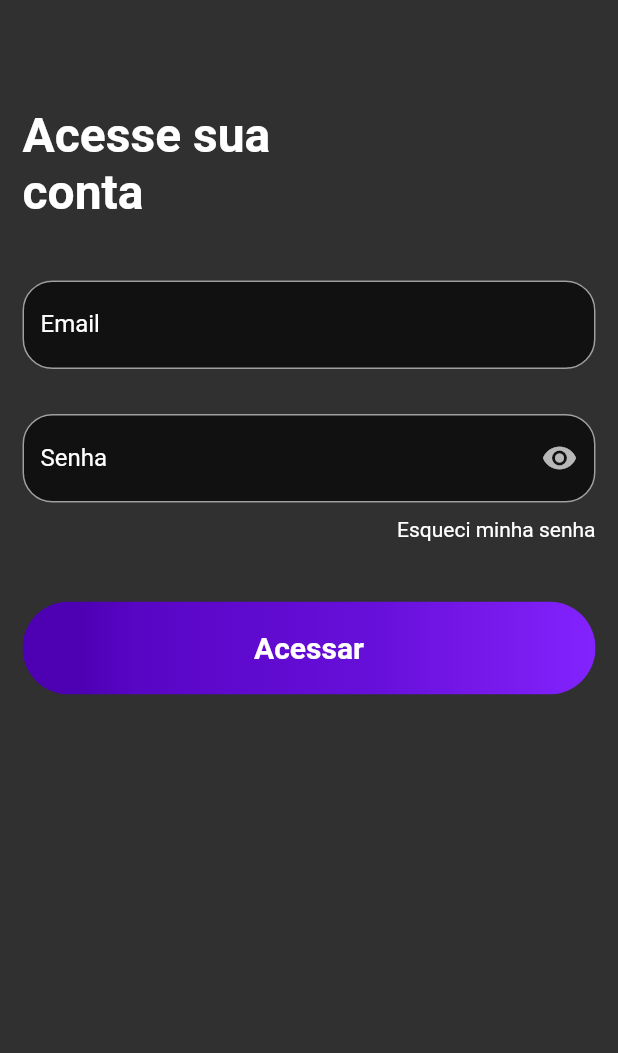
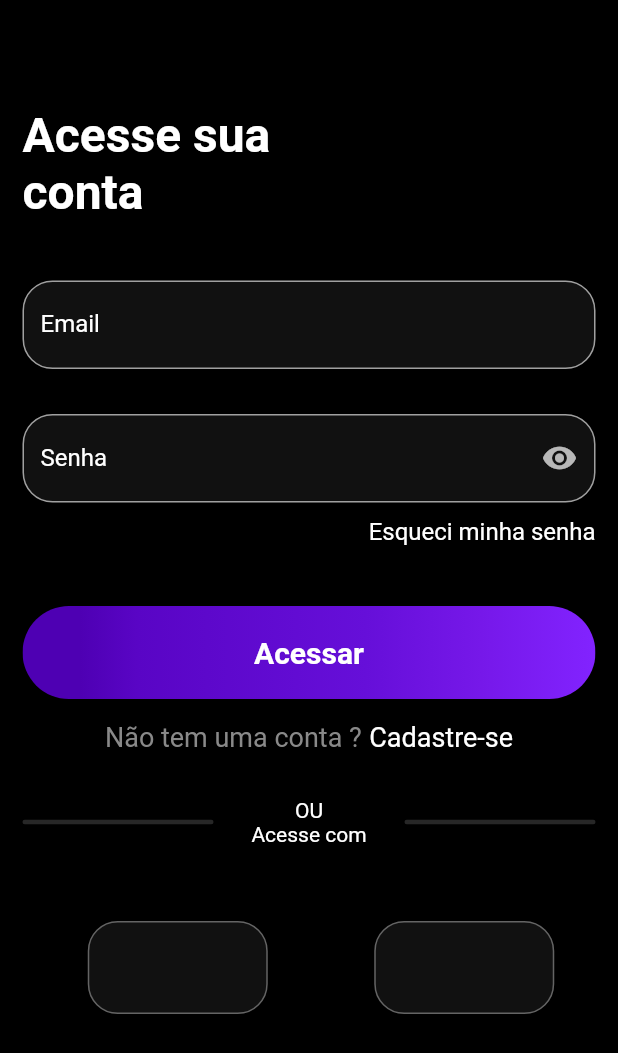
Before and after one commit to paulonrs/FlutterCurso, a Flutter app: the screen it shows after launch, on a phone screen of 412 x 824 dp. Shown: the top 1053 px of the screen. Run offline on Flutter 3.47's test engine with Material 2 defaults, Android fonts, the phone set to English and light mode, and no system bars; Roboto replaces fonts that are missing (Montserrat).

Commit message:
finalization LoginPage scructure

```diff
--- a/lib/ui/components/app.dart
+++ b/lib/ui/components/app.dart
@@ -11,8 +11,8 @@ class MyApp extends StatelessWidget {
       primaryContainer: Color(0xFF3B0F3B),
       secondary: Color(0xFF1E081D),
       secondaryContainer: Color(0xFF808080),
-      surface: Color.fromRGBO(255, 100, 100, 0.0),
-      background: Color(0xFF0F0F0F),
+      surface: Color.fromRGBO(0, 0, 0, 0),
+      background: Color.fromARGB(255, 0, 0, 0),
       error: Color.fromARGB(255, 255, 125, 125),
       onPrimary: Colors.white,
       onSecondary: Colors.white,
@@ -25,6 +25,7 @@ class MyApp extends StatelessWidget {
     return MaterialApp(
       debugShowCheckedModeBanner: false,
       theme: ThemeData(
+        scaffoldBackgroundColor: const Color.fromARGB(255, 0, 0, 0),
         colorScheme: customColorScheme,
         inputDecorationTheme: InputDecorationTheme(
           filled: true,
--- a/lib/ui/pages/login/login_page.dart
+++ b/lib/ui/pages/login/login_page.dart
@@ -54,6 +54,7 @@ class LoginPage extends StatelessWidget {
                     child: Text(
                       'Esqueci minha senha',
                       textAlign: TextAlign.end,
+                      style: TextStyle(fontSize: 16),
                     ),
                   ),
                 ),
@@ -64,6 +65,100 @@ class LoginPage extends StatelessWidget {
                     Navigator.push(context,
                         MaterialPageRoute(builder: (context) => HomePage()))
                   },
+                ),
+                const Padding(
+                  padding: EdgeInsets.only(top: 15.0),
+                  child: Row(
+                    mainAxisAlignment: MainAxisAlignment.center,
+                    children: [
+                      Padding(
+                        padding: EdgeInsets.only(right: 5),
+                        child: Text(
+                          'Não tem uma conta ?',
+                          style: TextStyle(
+                              fontSize: 18,
+                              color: Color.fromARGB(255, 137, 137, 137)),
+                        ),
+                      ),
+                      Text(
+                        'Cadastre-se',
+                        style: TextStyle(
+                            fontWeight: FontWeight.w400, fontSize: 18),
+                      )
+                    ],
+                  ),
+                ),
+                Padding(
+                  padding: const EdgeInsets.only(top: 30.0),
+                  child: Row(
+                    children: [
+                      Expanded(
+                        child: Container(
+                          height: 3,
+                          decoration: ShapeDecoration(
+                            color: const Color.fromARGB(83, 119, 119, 119),
+                            shape: RoundedRectangleBorder(
+                              borderRadius: BorderRadius.circular(10),
+                            ),
+                          ),
+                        ),
+                      ),
+                      const Expanded(
+                        child: Column(
+                          children: [
+                            Text('OU'),
+                            Text('Acesse com'),
+                          ],
+                        ),
+                      ),
+                      Expanded(
+                        child: Container(
+                          height: 3,
+                          decoration: ShapeDecoration(
+                            color: const Color.fromARGB(83, 119, 119, 119),
+                            shape: RoundedRectangleBorder(
+                              borderRadius: BorderRadius.circular(10),
+                            ),
+                          ),
+                        ),
+                      ),
+                    ],
+                  ),
+                ),
+                Padding(
+                  padding: const EdgeInsets.only(top: 50.0),
+                  child: Row(
+                    mainAxisAlignment: MainAxisAlignment.spaceAround,
+                    children: [
+                      MaterialButton(
+                        onPressed: () {},
+                        child: Container(
+                          width: 120,
+                          height: 62,
+                          decoration: ShapeDecoration(
+                            color: const Color(0xFF111111),
+                            shape: RoundedRectangleBorder(
+                              side: const BorderSide(
+                                  width: 1, color: Color(0xFF646464)),
+                              borderRadius: BorderRadius.circular(20),
+                            ),
+                          ),
+                        ),
+                      ),
+                      Container(
+                        width: 120,
+                        height: 62,
+                        decoration: ShapeDecoration(
+                          color: const Color(0xFF111111),
+                          shape: RoundedRectangleBorder(
+                            side: const BorderSide(
+                                width: 1, color: Color(0xFF646464)),
+                            borderRadius: BorderRadius.circular(20),
+                          ),
+                        ),
+                      ),
+                    ],
+                  ),
                 )
               ]),
             ),
```
